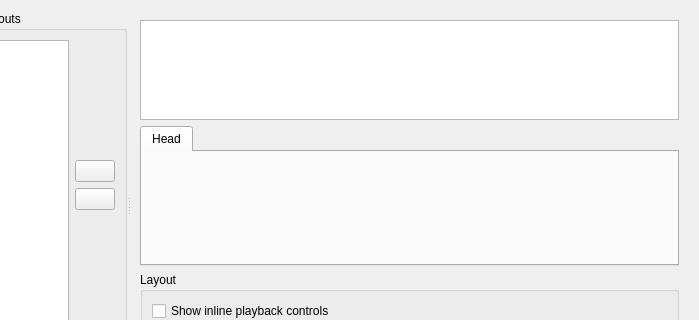
Above: src/playlist/layouts/PlaylistLayoutEditDialog.ui from netrunner-debian-kde-extras/amarok before the change; both pictures show x 84 to 783 and y 0 to 320 of the 783 by 409 pixel window. Below: the same form after it.
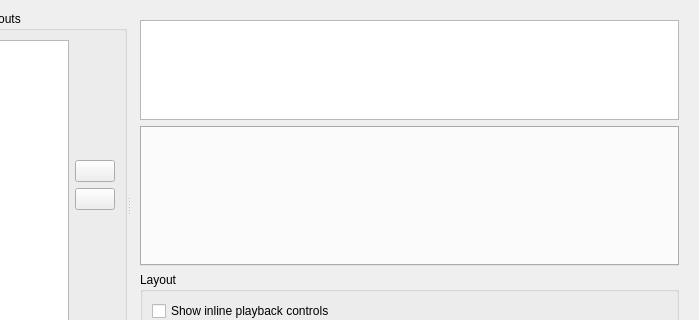
That is the form after the change. Custom widgets are drawn as their Qt base class.

The edit to the form file:
```diff
--- a/src/playlist/layouts/PlaylistLayoutEditDialog.ui
+++ b/src/playlist/layouts/PlaylistLayoutEditDialog.ui
@@ -277,11 +277,6 @@
          <property name="currentIndex">
           <number>0</number>
          </property>
-         <widget class="QWidget" name="tab">
-          <attribute name="title">
-           <string>Head</string>
-          </attribute>
-         </widget>
         </widget>
        </item>
        <item>
```
